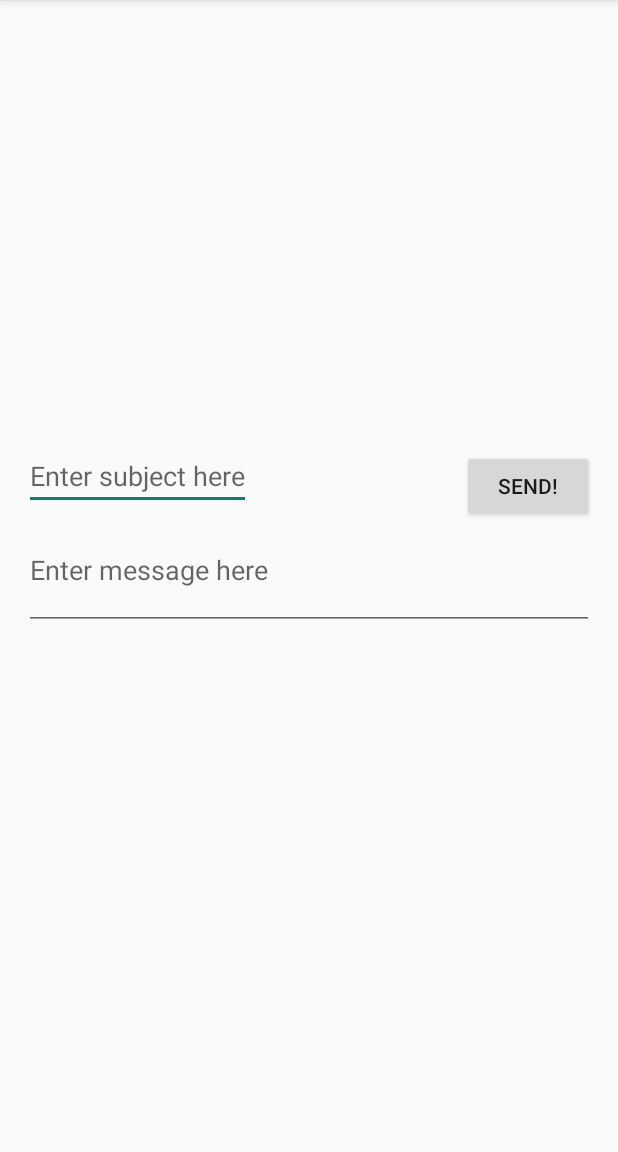
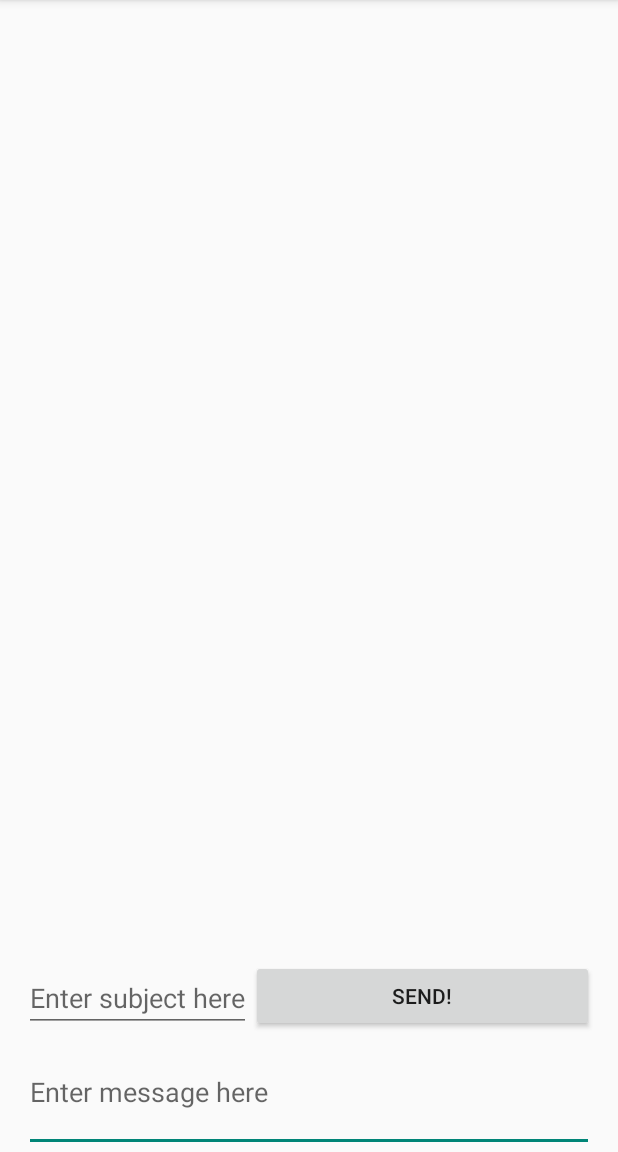
Before and after one commit to pmdalvarez/messagePractice, an Android app: the screen it shows after launch (MainActivity), on a phone screen of 412 x 824 dp, the part 84-1236 px from its top. Run offline under Robolectric (Android 15) with nearby library versions, the phone set to English and light mode, and no system bars.

Commit message:
layout at bottom achieved by defining the elements at bottom first

```diff
--- a/app/src/main/res/layout/fragment_chat_history.xml
+++ b/app/src/main/res/layout/fragment_chat_history.xml
@@ -4,29 +4,28 @@
     android:paddingLeft="16dp"
     android:paddingRight="16dp">
 
-    <ListView xmlns:android="http://schemas.android.com/apk/res/android"
-        android:id="@+id/chat_history"
+    <EditText android:id="@+id/new_message"
+        android:layout_height="80dp"
         android:layout_width="fill_parent"
-        android:layout_height="300dp"
-        android:layout_alignParentStart="true"
-        android:layout_alignParentTop="true" />
+        android:hint="@string/edit_message"
+        android:layout_alignParentEnd="true"
+        android:layout_alignParentBottom="true" />
 
     <EditText android:id="@+id/new_subject" android:layout_width="wrap_content"
-        android:layout_below="@id/chat_history"
         android:layout_height="40dp"
+        android:layout_above="@id/new_message"
         android:hint="@string/edit_subject"/>
-    <EditText android:id="@+id/new_message" android:layout_width="wrap_content"
-        android:layout_height="80dp"
-        android:layout_below="@id/new_subject"
-        android:hint="@string/edit_message"
-        android:layout_alignParentLeft="true"
-        android:layout_alignParentStart="true"
-        android:layout_alignParentRight="true"
-        android:layout_alignParentEnd="true"/>
     <Button android:id="@+id/button_send_new"  android:layout_width="wrap_content"
         android:layout_height="wrap_content"
         android:text="@string/button_send"
-        android:layout_below="@id/chat_history"
-        android:layout_alignRight="@+id/new_message"/>
+        android:layout_alignParentEnd="true"
+        android:layout_above="@id/new_message"
+        android:layout_toEndOf="@+id/new_subject" />
+
+    <ListView xmlns:android="http://schemas.android.com/apk/res/android"
+        android:id="@+id/chat_history"
+        android:layout_above="@+id/new_subject"
+        android:layout_width="fill_parent"
+        android:layout_height="fill_parent" />
 
 </RelativeLayout>
```
